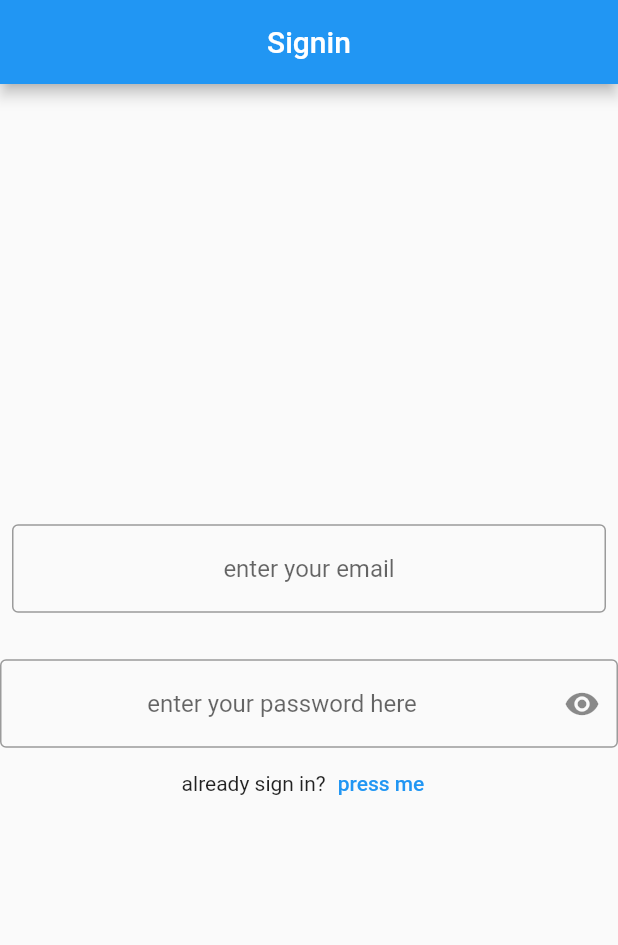
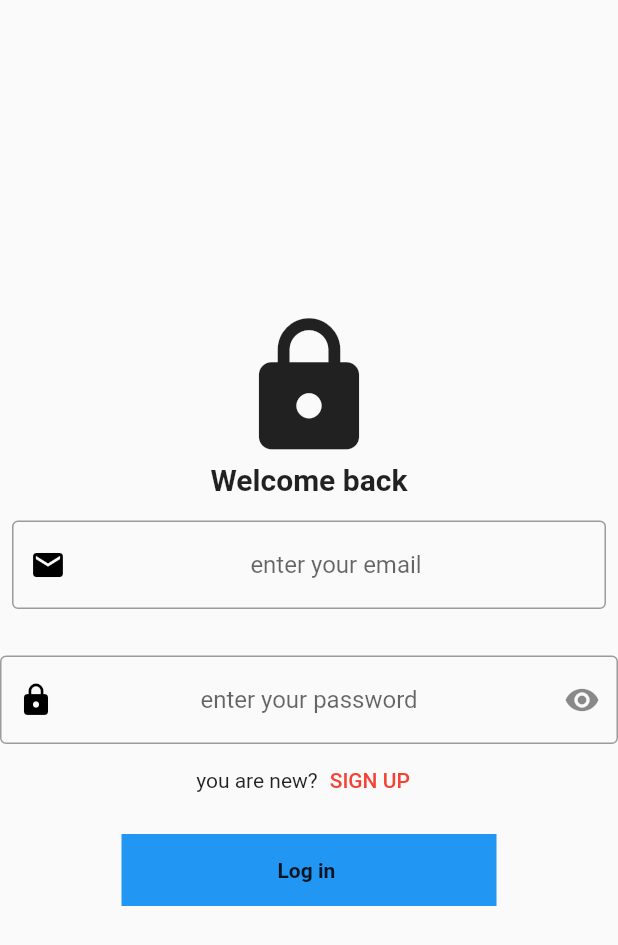
Before and after one commit to Amjadyabroudi128/sign-in-form, a Flutter app: the screen it shows after launch, on a phone screen of 412 x 824 dp. Shown: the top 945 px of the screen. Run offline on Flutter 3.47's test engine with Material 2 defaults, Android fonts, the phone set to English and light mode, and no system bars.

Commit message:
added more things

```diff
--- a/lib/SignInPage.dart
+++ b/lib/SignInPage.dart
@@ -12,6 +12,8 @@ class _SignInPageState extends State<SignInPage> {
   final emailController = TextEditingController();
   final passwordController = TextEditingController();
   bool passwordVisible=false;
+  final _formKey = GlobalKey<FormState>();
+
 
   @override
   void initState(){
@@ -21,36 +23,39 @@ class _SignInPageState extends State<SignInPage> {
   @override
   Widget build(BuildContext context) {
     return Scaffold(
-      appBar: AppBar(
-        centerTitle: true,
-        title: Text('Signin',),
-      ),
-      body: Center(
+      body: SafeArea(
         child: Column(
           mainAxisAlignment: MainAxisAlignment.center,
           children: [
+            Icon(
+              Icons.lock,
+              size: 100,
+            ),
+            Text('Welcome back', style: TextStyle(fontWeight: FontWeight.bold, fontSize: 20),),
             Padding(
               padding: EdgeInsets.symmetric(horizontal: 8, vertical: 16),
-              child: TextField (
+              child: TextFormField(
+                key: _formKey,
                   textAlign: TextAlign.center,
                   keyboardType: TextInputType.emailAddress,
                   controller: emailController,
                 decoration: InputDecoration(
 
                   border: OutlineInputBorder(),
-                  hintText: "enter your email"
+                  hintText: "enter your email",
+                  prefixIcon: Icon(Icons.email, color: Colors.black,)
                 ),
-
               ),
             ),
             SizedBox(height: 15,),
-            TextField (
+            TextFormField (
                 obscureText: passwordVisible,
                 textAlign: TextAlign.center,
                 controller: passwordController,
               decoration: InputDecoration(
                 border: OutlineInputBorder(),
-                  hintText: "enter your password here ",
+                  hintText: "enter your password",
+                prefixIcon: Icon(Icons.lock, color: Colors.black,),
                 suffixIcon: IconButton(
                   icon: Icon(
                     passwordVisible ? Icons.visibility : Icons.visibility_off),
@@ -60,18 +65,30 @@ class _SignInPageState extends State<SignInPage> {
                     });
                   },
                   ),
-                )
+                ),
+
               ),
             Row(
               mainAxisAlignment: MainAxisAlignment.center,
               crossAxisAlignment: CrossAxisAlignment.center,
               children: [
-                Text("already sign in?"),
+                Text("you are new?"),
                 TextButton(
-                  child: Text("press me"),
+                  child: Text("SIGN UP", style: TextStyle(color: Colors.red),),
                   onPressed: (){},
                 )
               ],
+            ),
+            Padding(
+              padding: EdgeInsets.all(12.0),
+              child: Container(
+                child: MaterialButton(
+                  child: Text("Log in ", style: TextStyle(fontWeight: FontWeight.bold),),
+                  onPressed: (){},
+                ),
+                color: Colors.blue,
+                width: 250,
+              ),
             )
           ],
         ),
```
